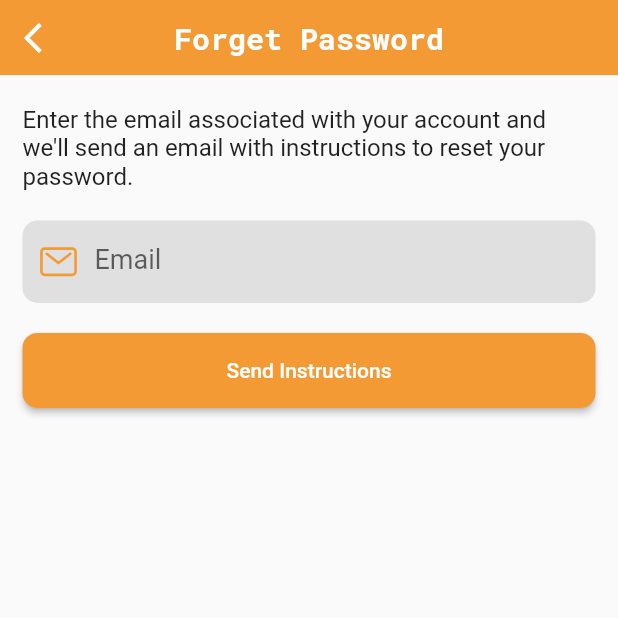
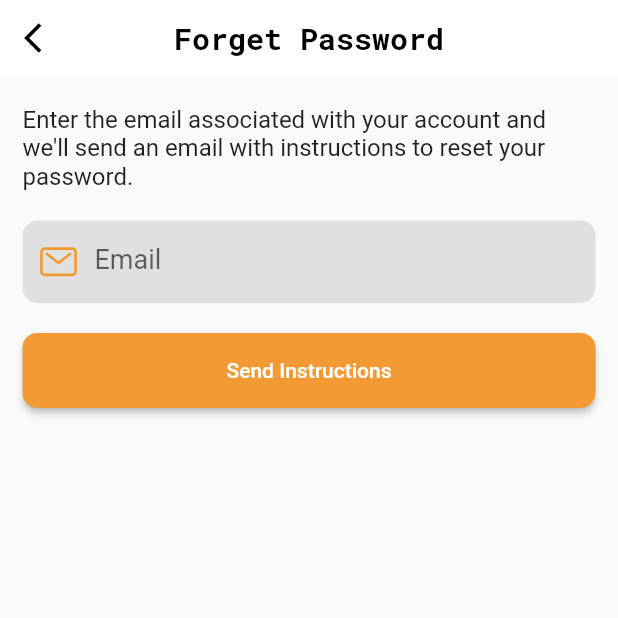
Before and after one commit to Justbuy8/JustBuy8-Mobile-App, a Flutter app: the ForgetPasswordScreen screen opened directly, on a phone screen of 412 x 824 dp, the top half of it. Run offline on Flutter 3.47's test engine with Material 2 defaults, Android fonts, the phone set to English and light mode, and no system bars; our stand-ins replace cached_network_image, country_code_picker, flutter_screenutil, ionicons, lottie, nb_utils and 1 more; Roboto replaces fonts that are missing (OpenSans-Light).

Commit message:
change the appbar background color

```diff
--- a/lib/screens/authentication/forget_password_screen.dart
+++ b/lib/screens/authentication/forget_password_screen.dart
@@ -28,11 +28,8 @@ class _ForgetPasswordScreenState extends State<ForgetPasswordScreen> {
   @override
   Widget build(BuildContext context) {
     return Scaffold(
-        appBar: BasicAppbarWidget(
+        appBar: const BasicAppbarWidget(
           title: AppText.forgetPasswordAppBarTitle,
-          backgroundColor: AppColors.primaryColor,
-          IconColor: AppColors.appWhiteColor,
-          titleColor: AppColors.appWhiteColor,
         ),
         body: SafeArea(
           child: Padding(
```
